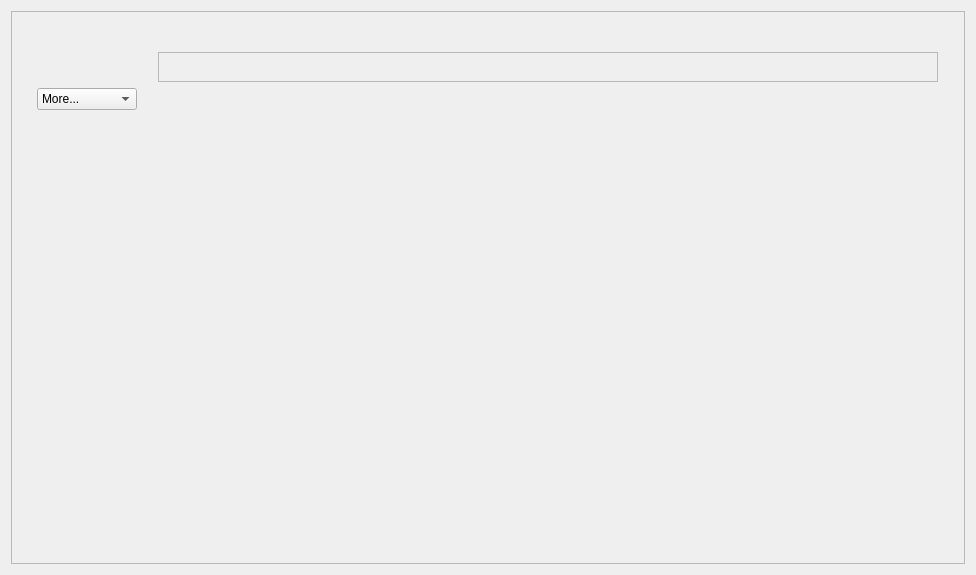
Before: the Qt Designer form query/scroll.ui in BioSignalML/biosignalml-browser, drawn with Qt 5.
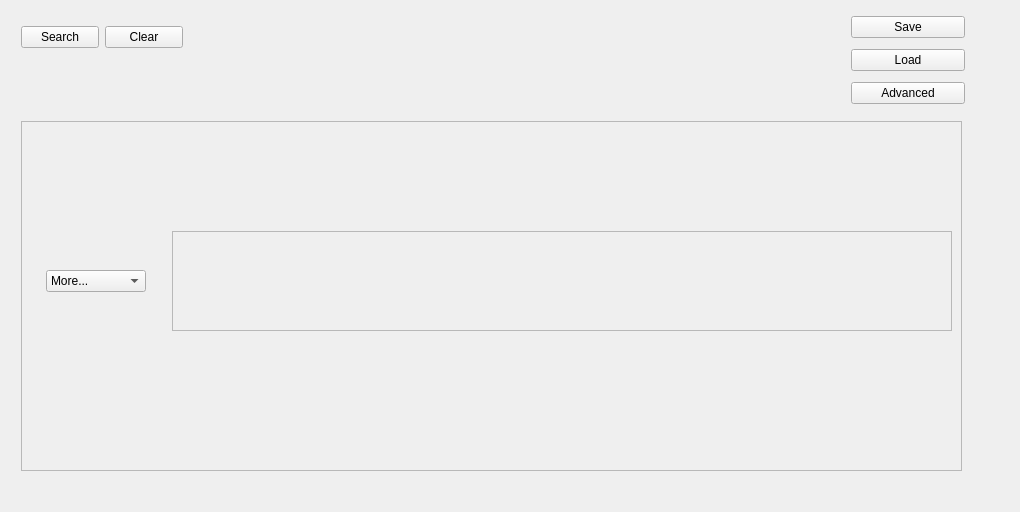
After: the same form once the commit is applied. Custom widgets are drawn as their Qt base class.

Commit message: Search form navigation is starting to work...

```diff
--- a/query/scroll.ui
+++ b/query/scroll.ui
@@ -6,8 +6,8 @@
    <rect>
     <x>0</x>
     <y>0</y>
-    <width>976</width>
-    <height>575</height>
+    <width>1020</width>
+    <height>512</height>
    </rect>
   </property>
   <property name="windowTitle">
@@ -16,6 +16,9 @@
   <layout class="QHBoxLayout" name="horizontalLayout">
    <item>
     <widget class="QScrollArea" name="scrollArea">
+     <property name="frameShape">
+      <enum>QFrame::NoFrame</enum>
+     </property>
      <property name="widgetResizable">
       <bool>true</bool>
      </property>
@@ -24,8 +27,8 @@
        <rect>
         <x>0</x>
         <y>0</y>
-        <width>950</width>
-        <height>549</height>
+        <width>996</width>
+        <height>488</height>
        </rect>
       </property>
       <property name="sizePolicy">
@@ -36,17 +39,53 @@
       </property>
       <property name="minimumSize">
        <size>
-        <width>915</width>
-        <height>490</height>
+        <width>970</width>
+        <height>470</height>
        </size>
+      </property>
+      <widget class="QFrame" name="Frame">
+       <property name="geometry">
+        <rect>
+         <x>10</x>
+         <y>110</y>
+         <width>941</width>
+         <height>350</height>
+        </rect>
+       </property>
+       <property name="sizePolicy">
+        <sizepolicy hsizetype="Preferred" vsizetype="Fixed">
+         <horstretch>0</horstretch>
+         <verstretch>0</verstretch>
+        </sizepolicy>
+       </property>
+       <property name="minimumSize">
+        <size>
+         <width>0</width>
+         <height>350</height>
+        </size>
+       </property>
+       <property name="maximumSize">
+        <size>
+         <width>16777215</width>
+         <height>350</height>
+        </size>
+       </property>
+       <property name="autoFillBackground">
+        <bool>true</bool>
+       </property>
+       <property name="frameShape">
+        <enum>QFrame::StyledPanel</enum>
+       </property>
+       <property name="frameShadow">
+        <enum>QFrame::Raised</enum>
       </property>
       <widget class="QWidget" name="gridLayoutWidget">
        <property name="geometry">
         <rect>
-         <x>10</x>
-         <y>40</y>
-         <width>931</width>
-         <height>461</height>
+          <x>0</x>
+          <y>0</y>
+          <width>951</width>
+          <height>521</height>
         </rect>
        </property>
        <layout class="QGridLayout" name="gridLayout" rowstretch="0,0,0">
@@ -59,78 +98,26 @@
         <property name="horizontalSpacing">
          <number>-1</number>
         </property>
-        <item row="0" column="0">
-         <spacer name="col0space">
-          <property name="orientation">
-           <enum>Qt::Vertical</enum>
-          </property>
-          <property name="sizeType">
-           <enum>QSizePolicy::Preferred</enum>
-          </property>
-          <property name="sizeHint" stdset="0">
-           <size>
-            <width>20</width>
-            <height>30</height>
-           </size>
-          </property>
-         </spacer>
-        </item>
-        <item row="1" column="0">
-         <widget class="ComboBox" name="operation">
-          <property name="sizePolicy">
-           <sizepolicy hsizetype="Fixed" vsizetype="Fixed">
-            <horstretch>0</horstretch>
-            <verstretch>0</verstretch>
-           </sizepolicy>
-          </property>
-          <property name="maximumSize">
-           <size>
-            <width>100</width>
-            <height>16777215</height>
-           </size>
-          </property>
-          <item>
-           <property name="text">
-            <string>More...</string>
-           </property>
-          </item>
-          <item>
-           <property name="text">
-            <string>AND</string>
-           </property>
-          </item>
-          <item>
-           <property name="text">
-            <string>AND NOT</string>
-           </property>
-          </item>
-          <item>
-           <property name="text">
-            <string>OR</string>
-           </property>
-          </item>
-         </widget>
-        </item>
-        <item row="1" column="1">
+         <item row="1" column="2">
          <spacer name="verticalSpacer_4">
           <property name="orientation">
            <enum>Qt::Vertical</enum>
           </property>
           <property name="sizeType">
-           <enum>QSizePolicy::Preferred</enum>
+            <enum>QSizePolicy::Fixed</enum>
           </property>
           <property name="sizeHint" stdset="0">
            <size>
             <width>20</width>
-            <height>20</height>
+             <height>100</height>
            </size>
           </property>
          </spacer>
         </item>
-        <item row="0" column="1">
+         <item row="0" column="2">
          <widget class="TermGrid" name="expression">
           <property name="sizePolicy">
-           <sizepolicy hsizetype="Fixed" vsizetype="Preferred">
+            <sizepolicy hsizetype="Fixed" vsizetype="Fixed">
             <horstretch>0</horstretch>
             <verstretch>0</verstretch>
            </sizepolicy>
@@ -138,7 +125,13 @@
           <property name="minimumSize">
            <size>
             <width>780</width>
-            <height>30</height>
+             <height>100</height>
+            </size>
+           </property>
+           <property name="maximumSize">
+            <size>
+             <width>16777215</width>
+             <height>100</height>
            </size>
           </property>
           <property name="baseSize">
@@ -158,31 +151,133 @@
           </property>
          </widget>
         </item>
-        <item row="2" column="0">
-         <spacer name="verticalSpacer">
-          <property name="orientation">
-           <enum>Qt::Vertical</enum>
-          </property>
-          <property name="sizeHint" stdset="0">
-           <size>
-            <width>20</width>
-            <height>40</height>
-           </size>
-          </property>
-         </spacer>
-        </item>
-        <item row="2" column="1">
+         <item row="2" column="2">
          <spacer name="verticalSpacer_3">
           <property name="orientation">
            <enum>Qt::Vertical</enum>
           </property>
+           <property name="sizeType">
+            <enum>QSizePolicy::Fixed</enum>
+           </property>
           <property name="sizeHint" stdset="0">
            <size>
             <width>20</width>
-            <height>40</height>
+             <height>100</height>
            </size>
           </property>
          </spacer>
+         </item>
+         <item row="0" column="1">
+          <widget class="ComboBox" name="operation">
+           <property name="sizePolicy">
+            <sizepolicy hsizetype="Fixed" vsizetype="Fixed">
+             <horstretch>0</horstretch>
+             <verstretch>0</verstretch>
+            </sizepolicy>
+           </property>
+           <property name="maximumSize">
+            <size>
+             <width>100</width>
+             <height>16777215</height>
+            </size>
+           </property>
+           <item>
+            <property name="text">
+             <string>More...</string>
+            </property>
+           </item>
+           <item>
+            <property name="text">
+             <string>AND</string>
+            </property>
+           </item>
+           <item>
+            <property name="text">
+             <string>AND NOT</string>
+            </property>
+           </item>
+           <item>
+            <property name="text">
+             <string>OR</string>
+            </property>
+           </item>
+          </widget>
+         </item>
+         <item row="0" column="0">
+          <spacer name="horizontalSpacer_2">
+           <property name="orientation">
+            <enum>Qt::Horizontal</enum>
+           </property>
+           <property name="sizeType">
+            <enum>QSizePolicy::Fixed</enum>
+           </property>
+           <property name="sizeHint" stdset="0">
+            <size>
+             <width>5</width>
+             <height>20</height>
+            </size>
+           </property>
+          </spacer>
+         </item>
+        </layout>
+       </widget>
+      </widget>
+      <widget class="QWidget" name="layoutWidget">
+       <property name="geometry">
+        <rect>
+         <x>840</x>
+         <y>0</y>
+         <width>114</width>
+         <height>100</height>
+        </rect>
+       </property>
+       <layout class="QVBoxLayout" name="verticalLayout">
+        <item>
+         <widget class="QPushButton" name="pushButton">
+          <property name="text">
+           <string>Save</string>
+          </property>
+         </widget>
+        </item>
+        <item>
+         <widget class="QPushButton" name="pushButton_2">
+          <property name="text">
+           <string>Load</string>
+          </property>
+         </widget>
+        </item>
+        <item>
+         <widget class="QPushButton" name="pushButton_4">
+          <property name="text">
+           <string>Advanced</string>
+          </property>
+         </widget>
+        </item>
+       </layout>
+      </widget>
+      <widget class="QWidget" name="layoutWidget">
+       <property name="geometry">
+        <rect>
+         <x>10</x>
+         <y>10</y>
+         <width>162</width>
+         <height>32</height>
+        </rect>
+       </property>
+       <layout class="QHBoxLayout" name="horizontalLayout_2">
+        <item>
+         <widget class="QPushButton" name="pushButton_3">
+          <property name="text">
+           <string>Search</string>
+          </property>
+         </widget>
+        </item>
+        <item>
+         <widget class="QPushButton" name="pushButton_5">
+          <property name="text">
+           <string>Clear</string>
+          </property>
+         </widget>
         </item>
        </layout>
       </widget>
```
Lines whose indentation alone changed are shown as unchanged. The commit also changes 4 other files.
